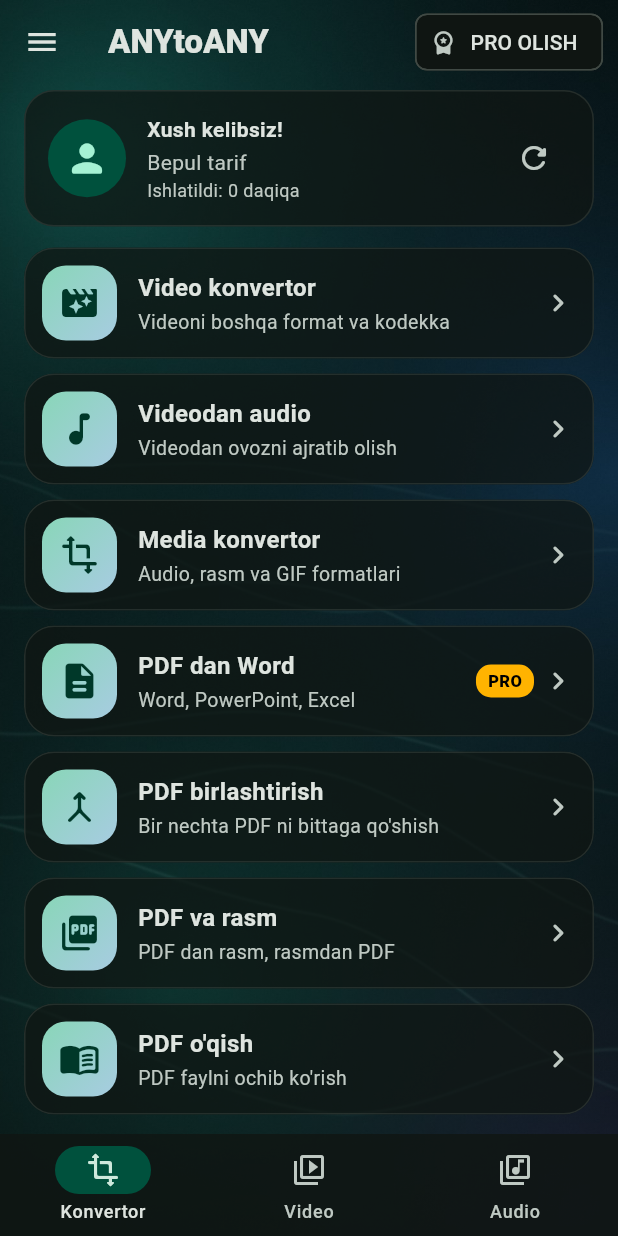
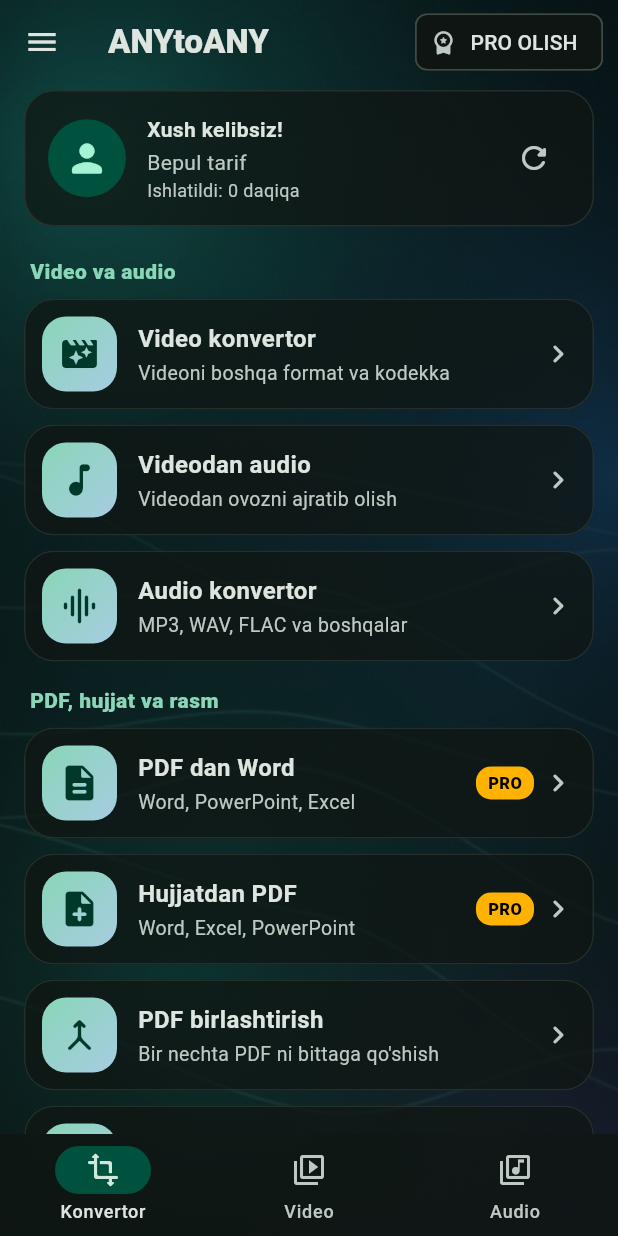
Before and after one commit to SardorSeven2010/ANYtoANY-v2, a Flutter app: the HomeScreen screen opened directly, on a phone screen of 412 x 824 dp. Run offline on Flutter 3.47's test engine with Material 3 defaults, Android fonts, the phone set to English and light mode, and no system bars; our stand-ins replace file_picker, pdf, shared_preferences, supabase_flutter, video_player, wakelock_plus; missing offline and left inert: android_id, ffmpeg_kit_flutter_new, pdf_combiner, pdfx, photo_manager; accounts and stored records are empty.

Commit message:
Hujjatdan PDF qo'shildi, konvertorlar takrorlanmaydigan qilib ajratildi
Hujjatdan PDF (yangi satr, PRO):
- Word, PowerPoint, Excel, RTF va TXT fayllarni internet orqali PDF ga
  aylantiradi; bir nechta faylni birdaniga tanlash mumkin
- Edge Function: yangi operation "create" (Adobe createpdf), fayl
  turiga mos media turi bilan; "export" avvalgidek ishlaydi

Konvertorlar ro'yxati:
- "Media konvertor" olib tashlandi: u "Video konvertor" bilan bir xil
  ishni takrorlardi
- o'rniga "Audio konvertor" (audio -> audio); GIF "Video konvertor"ga,
  rasm formatlari "Rasm va PDF"ga ko'chirildi
- satrlar ikki guruhga bo'lindi: "Video va audio" va
  "PDF, hujjat va rasm"
- "Rasm va PDF": PDF tanlansa natija PNG, rasm tanlansa PDF bo'ladi

Co-Authored-By: Claude Fable 5.2 <noreply@anthropic.com>
Claude-Session: https://claude.ai/code/session_0166N2RFcrnEDG3QSKDTstDb

```diff
--- a/lib/screens/converter_screen.dart
+++ b/lib/screens/converter_screen.dart
@@ -8,7 +8,20 @@ import '../services/profile_service.dart';
 import 'subscription_screen.dart';
 import 'viewers.dart';
 
-enum ConverterMode { media, video, videoToAudio, pdfImage }
+/// Konvertor turlari. Har biri alohida ishga javob beradi, ular bir-birini takrorlamaydi.
+enum ConverterMode {
+  /// Video -> boshqa video format yoki GIF (kodek tanlash bilan)
+  video,
+
+  /// Video -> audio (ovozni ajratib olish)
+  videoToAudio,
+
+  /// Audio -> boshqa audio format
+  audio,
+
+  /// Rasm -> PNG / JPG / PDF, PDF -> rasm
+  pdfImage,
+}
 
 // ================= KONVERTOR (INTERNETSIZ) =================
 class ConverterScreen extends StatefulWidget {
@@ -32,33 +45,33 @@ class _ConverterScreenState extends State<ConverterScreen> {
   bool _formatChosen = false;
 
   List<String> get _formats => switch (widget.mode) {
-        ConverterMode.media => [...videoFormats, ...audioFormats, "gif", ...imageFormats],
-        ConverterMode.video => videoFormats,
-        ConverterMode.videoToAudio => audioFormats,
+        ConverterMode.video => [...videoFormats, "gif"],
+        ConverterMode.videoToAudio || ConverterMode.audio => audioFormats,
         ConverterMode.pdfImage => ["pdf", ...imageFormats],
       };
 
   String get _title => switch (widget.mode) {
-        ConverterMode.media => "Media konvertor",
         ConverterMode.video => "Video konvertor",
         ConverterMode.videoToAudio => "Videodan audio",
-        ConverterMode.pdfImage => "PDF va rasm",
+        ConverterMode.audio => "Audio konvertor",
+        ConverterMode.pdfImage => "Rasm va PDF",
       };
 
   String get _hint => switch (widget.mode) {
-        ConverterMode.media =>
-          "Video, audio yoki rasm fayllarni tanlang.\nUlar tanlangan formatga internetsiz aylantiriladi.",
         ConverterMode.video =>
           "Videolarni tanlang - ular tanlangan video formatga\nva kodekka aylantiriladi.",
         ConverterMode.videoToAudio =>
           "Videolarni tanlang - ulardan ovoz ajratib olinadi\nva tanlangan audio formatda saqlanadi.",
+        ConverterMode.audio =>
+          "Audio fayllarni tanlang - ular tanlangan\naudio formatga aylantiriladi.",
         ConverterMode.pdfImage =>
-          "PDF tanlasangiz - har bir sahifasi rasm bo'ladi (PNG/JPG).\nRasm tanlasangiz - PDF ga aylanadi.",
+          "Rasm tanlasangiz - PNG, JPG yoki PDF ga aylanadi.\nPDF tanlasangiz - har bir sahifasi rasm bo'ladi.",
       };
 
   String get _pickLabel => switch (widget.mode) {
         ConverterMode.video || ConverterMode.videoToAudio => "Video tanlash",
-        _ => "Fayl tanlash",
+        ConverterMode.audio => "Audio tanlash",
+        ConverterMode.pdfImage => "Fayl tanlash",
       };
 
   void _show(String message, {int seconds = 4}) {
@@ -88,13 +101,12 @@ class _ConverterScreenState extends State<ConverterScreen> {
     if (available.isNotEmpty && !available.contains(_videoCodec)) _videoCodec = available.first;
   }
 
-  /// Media konvertorda format hali tanlanmagan bo'lsa, tanlangan fayllar turiga mos format qo'yiladi:
-  /// video -> MP4, audio -> MP3, rasm -> PNG
+  /// "Rasm va PDF" da format hali tanlanmagan bo'lsa, fayl turiga mos qo'yiladi:
+  /// PDF tanlansa -> PNG (PDF ni PDF ga aylantirib bo'lmaydi), rasm tanlansa -> PDF
   String? _suggestedFormat(List<PlatformFile> files) {
-    if (widget.mode != ConverterMode.media || _formatChosen || files.isEmpty) return null;
-    if (files.every((f) => isVideoFile(f.name))) return "mp4";
-    if (files.every((f) => isAudioFile(f.name))) return "mp3";
-    if (files.every((f) => isImageFile(f.name))) return "png";
+    if (widget.mode != ConverterMode.pdfImage || _formatChosen || files.isEmpty) return null;
+    if (files.every((f) => isPdfFile(f.name))) return "png";
+    if (files.every((f) => isImageFile(f.name))) return "pdf";
     return null;
   }
 
@@ -124,10 +136,10 @@ class _ConverterScreenState extends State<ConverterScreen> {
     List<PlatformFile> files;
     try {
       files = switch (widget.mode) {
-        ConverterMode.media => await FilePicker.pickFiles(type: FileType.any),
         ConverterMode.video ||
         ConverterMode.videoToAudio =>
           await FilePicker.pickFiles(type: FileType.video),
+        ConverterMode.audio => await FilePicker.pickFiles(type: FileType.audio),
         ConverterMode.pdfImage => await FilePicker.pickFiles(
             type: FileType.custom,
             allowedExtensions: ["pdf", ...imageInputs],
--- a/lib/screens/home_screen.dart
+++ b/lib/screens/home_screen.dart
@@ -148,6 +148,7 @@ class _ConverterTab extends StatelessWidget {
         // Profil yuklanganda yoki PRO o'zgarganda kartochka yangilanadi
         ListenableBuilder(listenable: profile, builder: (context, _) => _statusCard(scheme)),
         const SizedBox(height: 14),
+        const _SectionTitle("Video va audio"),
         _ToolRow(
           icon: Icons.movie_filter_rounded,
           title: "Video konvertor",
@@ -161,17 +162,25 @@ class _ConverterTab extends StatelessWidget {
           onTap: () => _open(context, const ConverterScreen(mode: ConverterMode.videoToAudio)),
         ),
         _ToolRow(
-          icon: Icons.transform_rounded,
-          title: "Media konvertor",
-          subtitle: "Audio, rasm va GIF formatlari",
-          onTap: () => _open(context, const ConverterScreen(mode: ConverterMode.media)),
+          icon: Icons.graphic_eq_rounded,
+          title: "Audio konvertor",
+          subtitle: "MP3, WAV, FLAC va boshqalar",
+          onTap: () => _open(context, const ConverterScreen(mode: ConverterMode.audio)),
         ),
+        const _SectionTitle("PDF, hujjat va rasm"),
         _ToolRow(
           icon: Icons.description_rounded,
           title: "PDF dan Word",
           subtitle: "Word, PowerPoint, Excel",
           pro: true,
-          onTap: () => _open(context, const OnlinePdfScreen()),
+          onTap: () => _open(context, const OnlinePdfScreen(mode: OnlineMode.fromPdf)),
+        ),
+        _ToolRow(
+          icon: Icons.note_add_rounded,
+          title: "Hujjatdan PDF",
+          subtitle: "Word, Excel, PowerPoint",
+          pro: true,
+          onTap: () => _open(context, const OnlinePdfScreen(mode: OnlineMode.toPdf)),
         ),
         _ToolRow(
           icon: Icons.merge_rounded,
@@ -181,8 +190,8 @@ class _ConverterTab extends StatelessWidget {
         ),
         _ToolRow(
           icon: Icons.picture_as_pdf_rounded,
-          title: "PDF va rasm",
-          subtitle: "PDF dan rasm, rasmdan PDF",
+          title: "Rasm va PDF",
+          subtitle: "Rasmdan PDF, PDF dan rasm",
           onTap: () => _open(context, const ConverterScreen(mode: ConverterMode.pdfImage)),
         ),
         _ToolRow(
@@ -326,3 +335,25 @@ class _ToolRow extends StatelessWidget {
     );
   }
 }
+
+/// Konvertor bo'limidagi guruh sarlavhasi
+class _SectionTitle extends StatelessWidget {
+  final String text;
+  const _SectionTitle(this.text);
+
+  @override
+  Widget build(BuildContext context) {
+    return Padding(
+      padding: const EdgeInsets.fromLTRB(4, 6, 4, 8),
+      child: Text(
+        text,
+        style: TextStyle(
+          fontSize: 14,
+          fontWeight: FontWeight.w800,
+          letterSpacing: 0.3,
+          color: Theme.of(context).colorScheme.primary,
+        ),
+      ),
+    );
+  }
+}
--- a/lib/screens/subscription_screen.dart
+++ b/lib/screens/subscription_screen.dart
@@ -84,7 +84,7 @@ class _SubscriptionScreenState extends State<SubscriptionScreen> {
                       const Text("PRO imkoniyatlari", style: TextStyle(fontSize: 16, fontWeight: FontWeight.bold)),
                       const SizedBox(height: 8),
                       _feature("Barcha video kodeklar: H.265, VP9, MPEG-4, tez ko'chirish (bepul tarifda faqat H.264)"),
-                      _feature("PDF fayllarni Word, PowerPoint va Excel ga aylantirish"),
+                      _feature("PDF ni Word, PowerPoint va Excel ga, hujjatlarni esa PDF ga aylantirish"),
                       _feature("Bir vaqtda cheklanmagan sondagi fayl (bepul tarifda $freeFileLimit ta)"),
                     ],
                   ),
```
Also changed, not shown: lib/screens/online_pdf_screen.dart (+67 -18 lines), lib/services/online_pdf.dart (+38 -14 lines), 2 other files.
